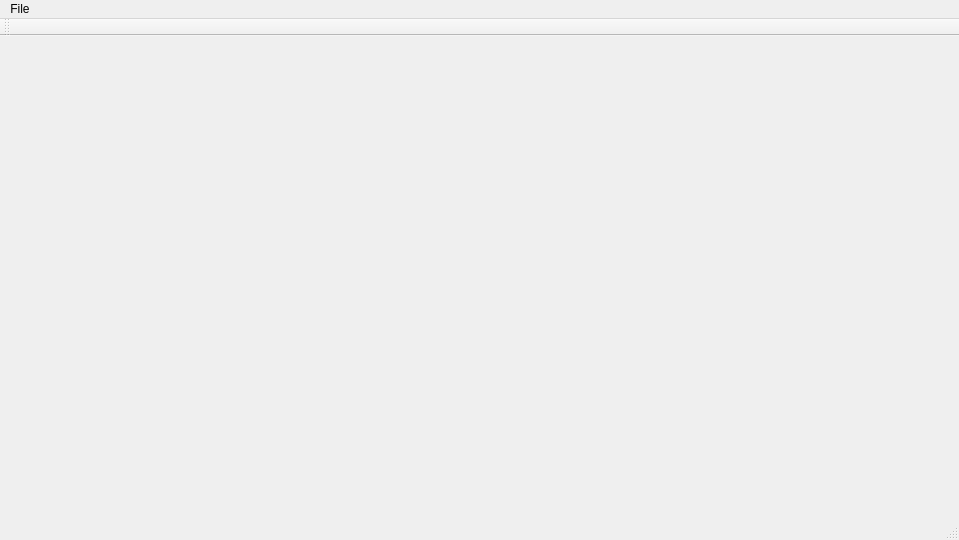
The window that app/include/mainwindow.ui (Jlisowskyy/gk_2024_proj_2) describes before a commit, drawn with Qt 5.
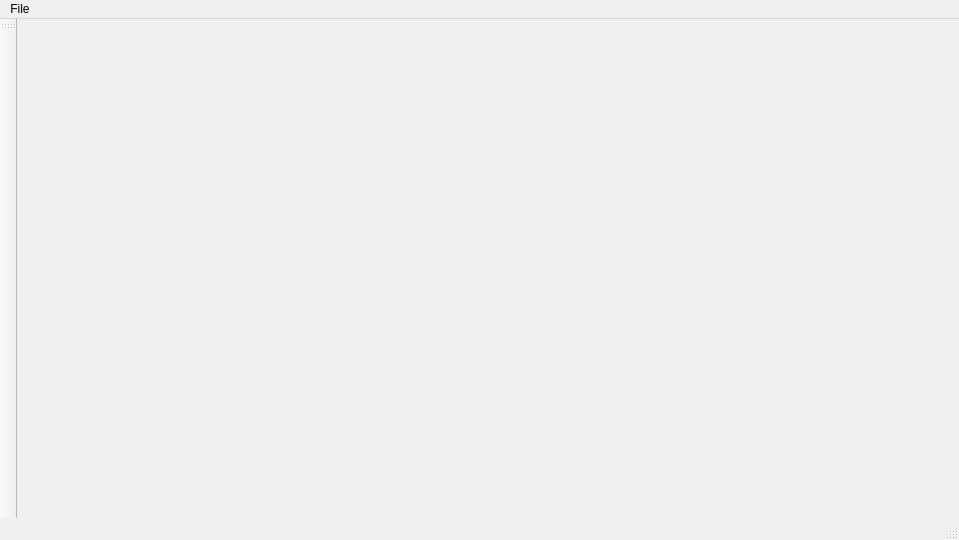
The same window after the commit.

Commit message: Added double slider

Patch:
```diff
--- a/app/include/mainwindow.ui
+++ b/app/include/mainwindow.ui
@@ -43,7 +43,7 @@
                 <string>toolBar</string>
             </property>
             <attribute name="toolBarArea">
-                <enum>TopToolBarArea</enum>
+    <enum>LeftToolBarArea</enum>
             </attribute>
             <attribute name="toolBarBreak">
                 <bool>false</bool>
```
Left out of the diff: 2 changed lines with no effect on the pictures. Lines whose indentation alone changed are shown as unchanged. The commit also changes 7 other files.
